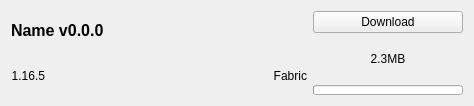
kaniol-lck/modmanager, file src/ui/curseforge/curseforgefileitemwidget.ui: the form before one commit.
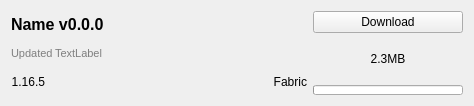
The form after the commit. Icons and pictures are not drawn.

Commit message: date time in file list

```diff
--- a/src/ui/curseforge/curseforgefileitemwidget.ui
+++ b/src/ui/curseforge/curseforgefileitemwidget.ui
@@ -17,30 +17,149 @@
    <string>Form</string>
   </property>
   <layout class="QGridLayout" name="gridLayout">
-   <item row="0" column="0" colspan="3">
-    <widget class="QLabel" name="displayNameText">
-     <property name="sizePolicy">
-      <sizepolicy hsizetype="Expanding" vsizetype="Preferred">
-       <horstretch>0</horstretch>
-       <verstretch>0</verstretch>
-      </sizepolicy>
+   <item row="0" column="0">
+    <layout class="QVBoxLayout" name="verticalLayout">
+     <property name="spacing">
+      <number>2</number>
      </property>
-     <property name="font">
-      <font>
-       <pointsize>12</pointsize>
-       <weight>75</weight>
-       <bold>true</bold>
-      </font>
-     </property>
-     <property name="toolTip">
-      <string notr="true"/>
-     </property>
-     <property name="text">
-      <string>Name v0.0.0</string>
-     </property>
-    </widget>
+     <item>
+      <widget class="QLabel" name="displayNameText">
+       <property name="sizePolicy">
+        <sizepolicy hsizetype="Expanding" vsizetype="Preferred">
+         <horstretch>0</horstretch>
+         <verstretch>0</verstretch>
+        </sizepolicy>
+       </property>
+       <property name="font">
+        <font>
+         <pointsize>12</pointsize>
+         <weight>75</weight>
+         <bold>true</bold>
+        </font>
+       </property>
+       <property name="toolTip">
+        <string notr="true"/>
+       </property>
+       <property name="text">
+        <string>Name v0.0.0</string>
+       </property>
+      </widget>
+     </item>
+     <item>
+      <layout class="QHBoxLayout" name="horizontalLayout_2">
+       <item>
+        <widget class="QLabel" name="label">
+         <property name="font">
+          <font>
+           <pointsize>8</pointsize>
+          </font>
+         </property>
+         <property name="styleSheet">
+          <string notr="true">color: rgb(127, 127, 127);</string>
+         </property>
+         <property name="text">
+          <string>Updated</string>
+         </property>
+        </widget>
+       </item>
+       <item>
+        <widget class="QLabel" name="fileDateText">
+         <property name="font">
+          <font>
+           <pointsize>8</pointsize>
+          </font>
+         </property>
+         <property name="styleSheet">
+          <string notr="true">color: rgb(127, 127, 127);</string>
+         </property>
+         <property name="text">
+          <string>TextLabel</string>
+         </property>
+        </widget>
+       </item>
+       <item>
+        <spacer name="horizontalSpacer_2">
+         <property name="orientation">
+          <enum>Qt::Horizontal</enum>
+         </property>
+         <property name="sizeHint" stdset="0">
+          <size>
+           <width>40</width>
+           <height>20</height>
+          </size>
+         </property>
+        </spacer>
+       </item>
+      </layout>
+     </item>
+     <item>
+      <layout class="QHBoxLayout" name="horizontalLayout">
+       <item>
+        <widget class="QLabel" name="gameVersionText">
+         <property name="sizePolicy">
+          <sizepolicy hsizetype="Preferred" vsizetype="Preferred">
+           <horstretch>0</horstretch>
+           <verstretch>0</verstretch>
+          </sizepolicy>
+         </property>
+         <property name="font">
+          <font>
+           <pointsize>9</pointsize>
+          </font>
+         </property>
+         <property name="toolTip">
+          <string notr="true"/>
+         </property>
+         <property name="text">
+          <string>1.16.5</string>
+         </property>
+         <property name="alignment">
+          <set>Qt::AlignRight|Qt::AlignTrailing|Qt::AlignVCenter</set>
+         </property>
+        </widget>
+       </item>
+       <item>
+        <spacer name="horizontalSpacer">
+         <property name="orientation">
+          <enum>Qt::Horizontal</enum>
+         </property>
+         <property name="sizeHint" stdset="0">
+          <size>
+           <width>195</width>
+           <height>20</height>
+          </size>
+         </property>
+        </spacer>
+       </item>
+       <item>
+        <widget class="QLabel" name="loaderTypeText">
+         <property name="sizePolicy">
+          <sizepolicy hsizetype="Preferred" vsizetype="Preferred">
+           <horstretch>0</horstretch>
+           <verstretch>0</verstretch>
+          </sizepolicy>
+         </property>
+         <property name="font">
+          <font>
+           <pointsize>9</pointsize>
+          </font>
+         </property>
+         <property name="toolTip">
+          <string notr="true"/>
+         </property>
+         <property name="text">
+          <string>Fabric</string>
+         </property>
+         <property name="alignment">
+          <set>Qt::AlignRight|Qt::AlignTrailing|Qt::AlignVCenter</set>
+         </property>
+        </widget>
+       </item>
+      </layout>
+     </item>
+    </layout>
    </item>
-   <item row="0" column="3" rowspan="2">
+   <item row="0" column="1">
     <layout class="QVBoxLayout" name="verticalLayout_2">
      <item>
       <widget class="QPushButton" name="downloadButton">
@@ -120,67 +239,6 @@
      </item>
     </layout>
    </item>
-   <item row="1" column="0">
-    <widget class="QLabel" name="gameVersionText">
-     <property name="sizePolicy">
-      <sizepolicy hsizetype="Preferred" vsizetype="Preferred">
-       <horstretch>0</horstretch>
-       <verstretch>0</verstretch>
-      </sizepolicy>
-     </property>
-     <property name="font">
-      <font>
-       <pointsize>9</pointsize>
-      </font>
-     </property>
-     <property name="toolTip">
-      <string notr="true"/>
-     </property>
-     <property name="text">
-      <string>1.16.5</string>
-     </property>
-     <property name="alignment">
-      <set>Qt::AlignRight|Qt::AlignTrailing|Qt::AlignVCenter</set>
-     </property>
-    </widget>
-   </item>
-   <item row="1" column="1">
-    <spacer name="horizontalSpacer">
-     <property name="orientation">
-      <enum>Qt::Horizontal</enum>
-     </property>
-     <property name="sizeHint" stdset="0">
-      <size>
-       <width>195</width>
-       <height>20</height>
-      </size>
-     </property>
-    </spacer>
-   </item>
-   <item row="1" column="2">
-    <widget class="QLabel" name="loaderTypeText">
-     <property name="sizePolicy">
-      <sizepolicy hsizetype="Preferred" vsizetype="Preferred">
-       <horstretch>0</horstretch>
-       <verstretch>0</verstretch>
-      </sizepolicy>
-     </property>
-     <property name="font">
-      <font>
-       <pointsize>9</pointsize>
-      </font>
-     </property>
-     <property name="toolTip">
-      <string notr="true"/>
-     </property>
-     <property name="text">
-      <string>Fabric</string>
-     </property>
-     <property name="alignment">
-      <set>Qt::AlignRight|Qt::AlignTrailing|Qt::AlignVCenter</set>
-     </property>
-    </widget>
-   </item>
   </layout>
  </widget>
  <resources/>
```
The commit also changes 5 other files.
